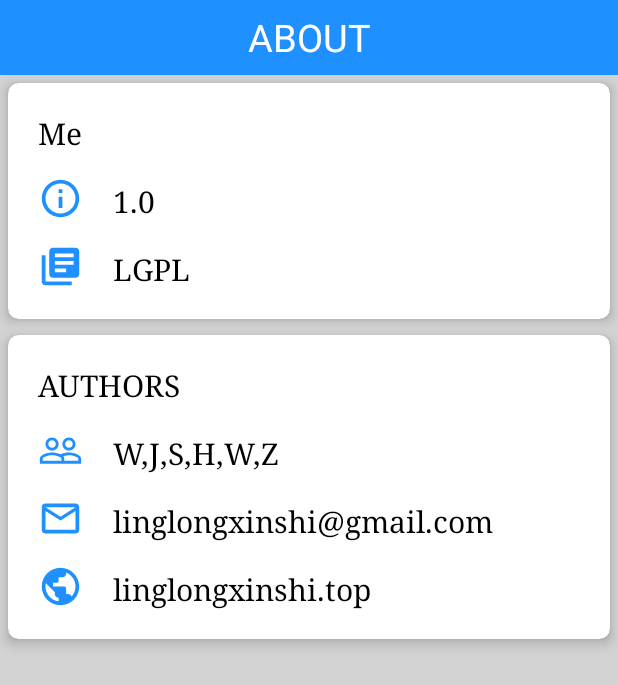
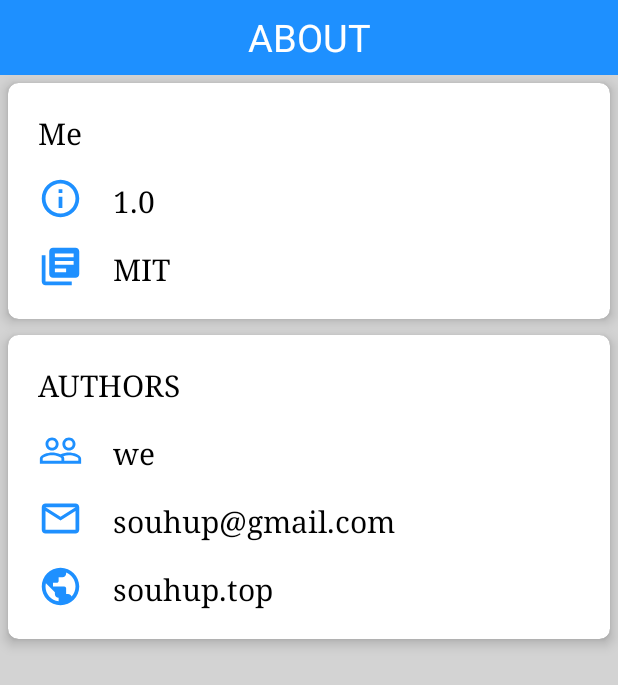
Before and after one commit to TGSen/funny-camera, an Android app: the AboutActivity screen opened directly, with no data from a screen before it, on a phone screen of 412 x 824 dp. Shown: the top 685 px of the screen. Run offline under Robolectric (Android 15) with nearby library versions, the phone set to English and light mode, and no system bars; our stand-ins replace ButterKnife.

Commit message:
change about information

```diff
--- a/app/src/main/res/layout/activity_about.xml
+++ b/app/src/main/res/layout/activity_about.xml
@@ -61,7 +61,7 @@
             <TextView
                 style="@style/InfoText"
                 android:id="@+id/licenseTV"
-                android:text="LGPL"
+                android:text="MIT"
                 app:layout_constraintLeft_toRightOf="@id/licenseIV"
                 app:layout_constraintBottom_toBottomOf="@id/licenseIV" />
 
@@ -98,7 +98,7 @@
             <TextView
                 android:id="@+id/teamTV"
                 style="@style/InfoText"
-                android:text="W,J,S,H,W,Z"
+                android:text="we"
                 app:layout_constraintLeft_toRightOf="@id/teamIV"
                 app:layout_constraintBottom_toBottomOf="@id/teamIV" />
 
@@ -113,7 +113,7 @@
             <TextView
                 style="@style/InfoText"
                 android:id="@+id/mailTV"
-                android:text="linglongxinshi@gmail.com"
+                android:text="souhup@gmail.com"
                 app:layout_constraintLeft_toRightOf="@id/mailIV"
                 app:layout_constraintBottom_toBottomOf="@id/mailIV" />
 
@@ -128,7 +128,7 @@
             <TextView
                 style="@style/InfoText"
                 android:id="@+id/webTV"
-                android:text="linglongxinshi.top"
+                android:text="souhup.top"
                 app:layout_constraintLeft_toRightOf="@id/webIV"
                 app:layout_constraintBottom_toBottomOf="@id/webIV"/>
         </android.support.constraint.ConstraintLayout>
```
